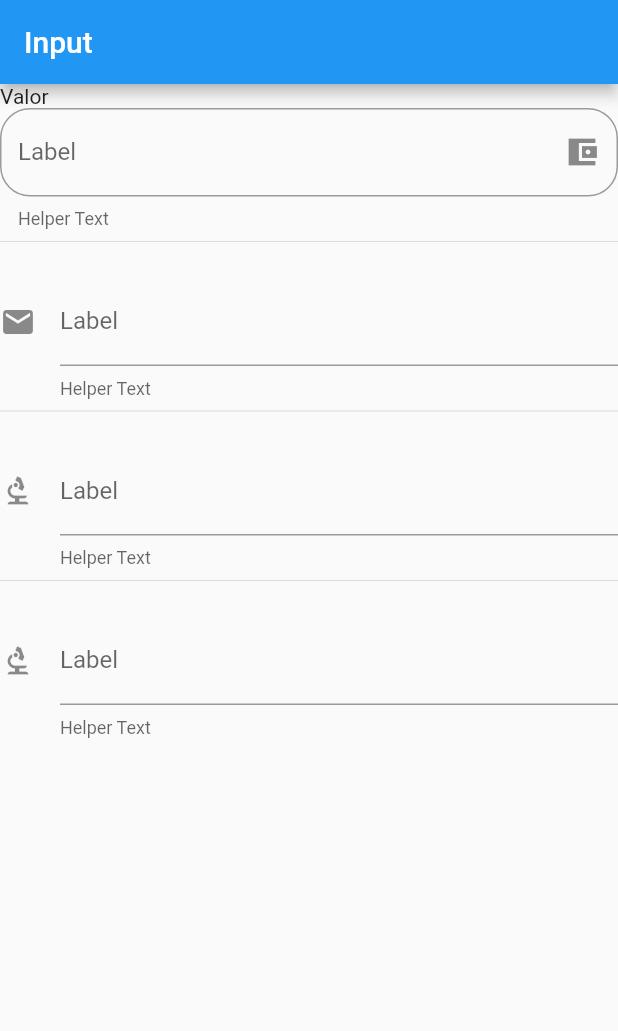
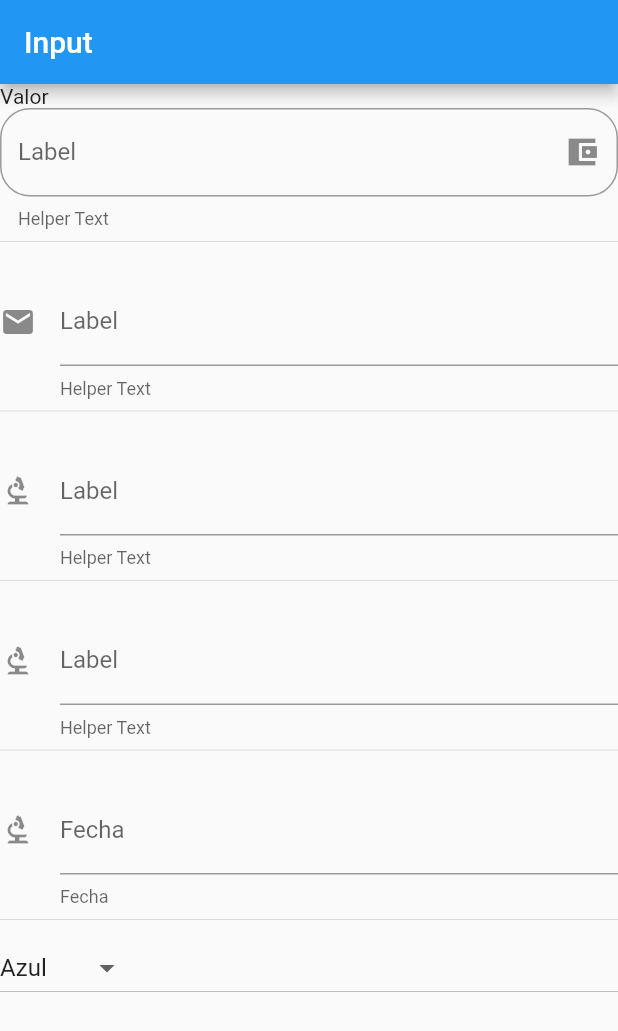
Before and after one commit to juanfvasquez/flutter_examples, a Flutter app: the screen it shows after launch, on a phone screen of 412 x 824 dp. Shown: the top 1031 px of the screen. Run offline on Flutter 3.47's test engine with Material 2 defaults, Android fonts, the phone set to English and light mode, and no system bars.

Commit message:
Instalacion de dependencia intl para formatear fechas y creacion de nuevos inputs y dropdown

```diff
--- a/lib/src/pages/inputs_page.dart
+++ b/lib/src/pages/inputs_page.dart
@@ -1,4 +1,5 @@
 import 'package:flutter/material.dart';
+import 'package:intl/intl.dart';
 
 class InputsPage extends StatefulWidget {
   @override
@@ -10,6 +11,11 @@ class _InputsPageState extends State<InputsPage> {
   String email = '';
   String password = '';
   String numero = '';
+  String fechaSeleccionada = '';
+  String itemSeleccion = 'Azul';
+
+  final listaItems = ['Azul', 'Rojo', 'Negro', 'Verde', 'Amarillo', ''];
+
   @override
   Widget build(BuildContext context) {
     return Scaffold(
@@ -29,6 +35,11 @@ class _InputsPageState extends State<InputsPage> {
           Divider(),
           Text(numero),
           _crearInputNumerico(),
+          Divider(),
+          Text(fechaSeleccionada),
+          _crearDateInput(context),
+          Divider(),
+          _crearDropdown(),
           SizedBox(
             height: 50,
           )
@@ -99,4 +110,61 @@ class _InputsPageState extends State<InputsPage> {
       },
     );
   }
+
+  Widget _crearDateInput(BuildContext context) {
+    return TextField(
+      decoration: InputDecoration(
+          labelText: 'Fecha',
+          hintText: 'Fecha',
+          helperText: 'Fecha',
+          icon: Icon(Icons.biotech_rounded)),
+      onTap: () {
+        FocusScope.of(context).requestFocus(new FocusNode());
+        _abrirDatePicker(context);
+      },
+    );
+  }
+
+  void _abrirDatePicker(BuildContext context) async {
+    DateTime fecha = await showDatePicker(
+        context: context,
+        initialDate: new DateTime.now(),
+        firstDate: new DateTime(2020),
+        lastDate: new DateTime(2025));
+
+    if (fecha != null) {
+      DateFormat dateFormat = DateFormat('dd/MM/yyyy');
+      fechaSeleccionada = dateFormat.format(fecha);
+      setState(() {});
+    }
+  }
+
+  Widget _crearDropdown() {
+    return Row(
+      children: [
+        Expanded(
+          child: DropdownButton(
+            value: itemSeleccion,
+            items: _crearItemsDropdown(),
+            onChanged: (opcion) {
+              itemSeleccion = opcion;
+              setState(() {});
+            },
+          ),
+        ),
+      ],
+    );
+  }
+
+  List<DropdownMenuItem> _crearItemsDropdown() {
+    List<DropdownMenuItem<String>> items = List();
+    listaItems.forEach((s) {
+      final item = DropdownMenuItem(
+        child: Text(s),
+        value: s,
+      );
+      items.add(item);
+    });
+    return items;
+  }
 }
--- a/pubspec.yaml
+++ b/pubspec.yaml
@@ -23,6 +23,7 @@ environment:
 dependencies:
   flutter:
     sdk: flutter
+  intl: ^0.16.1
 
   # The following adds the Cupertino Icons font to your application.
   # Use with the CupertinoIcons class for iOS style icons.
```
Also changed, not shown: pubspec.lock.
